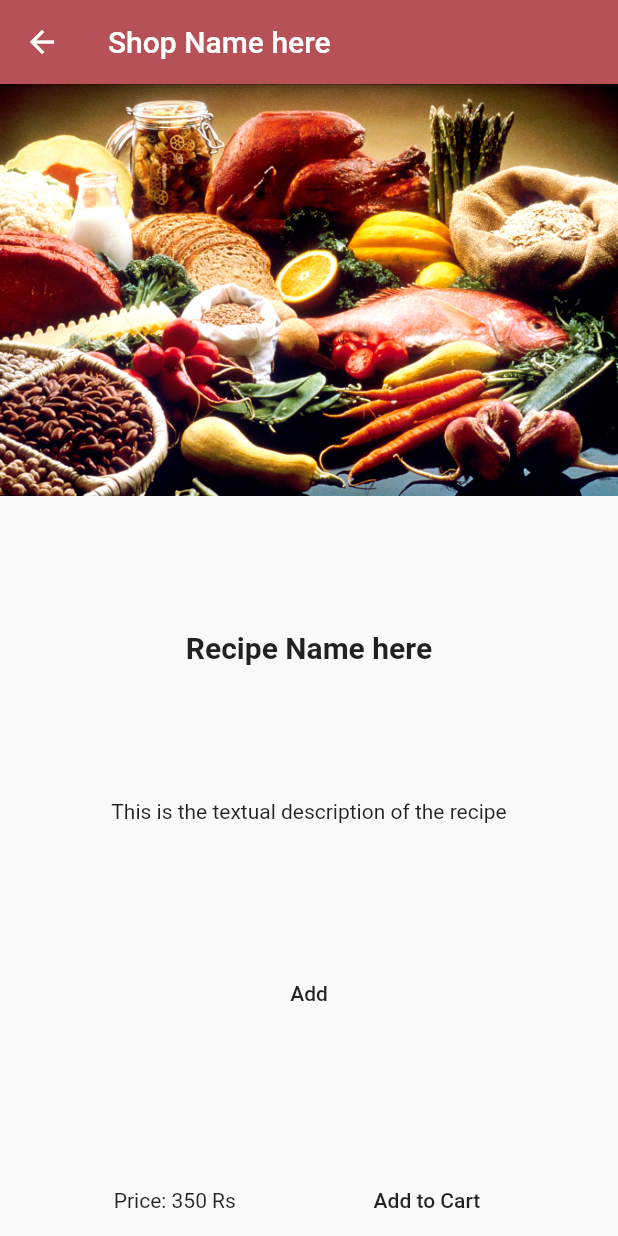
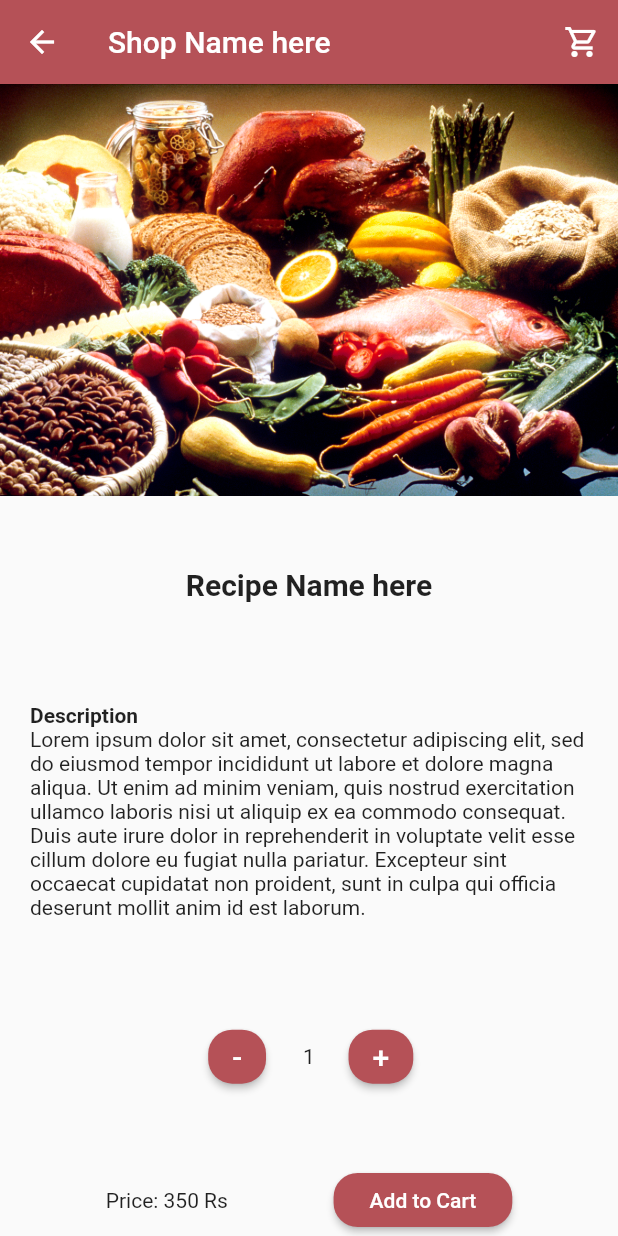
Before and after one commit to Zohaib1397/homenom, a Flutter app: the OrderScreen screen opened by its route, on a phone screen of 412 x 824 dp. Run offline on Flutter 3.47's test engine with Material 2 defaults, Android fonts, the phone set to English and light mode, and no system bars; our stand-ins replace cloud_firestore, firebase_auth, firebase_core, pinput; accounts and stored records are empty.

Commit message:
Order Screen completed

```diff
--- a/lib/constants/constants.dart
+++ b/lib/constants/constants.dart
@@ -15,3 +15,5 @@ final kInputFieldDecoration = InputDecoration(
 const kAppBackgroundColor = const Color(0xFFB55157);
 const kDefaultBorderRadius = 16.0;
 const kRatingStarIconSize = 10.0;
+
+const loremText = "Lorem ipsum dolor sit amet, consectetur adipiscing elit, sed do eiusmod tempor incididunt ut labore et dolore magna aliqua. Ut enim ad minim veniam, quis nostrud exercitation ullamco laboris nisi ut aliquip ex ea commodo consequat. Duis aute irure dolor in reprehenderit in voluptate velit esse cillum dolore eu fugiat nulla pariatur. Excepteur sint occaecat cupidatat non proident, sunt in culpa qui officia deserunt mollit anim id est laborum.";
--- a/lib/main.dart
+++ b/lib/main.dart
@@ -33,7 +33,7 @@ class MyApp extends StatelessWidget {
   Widget build(BuildContext context) {
     return MaterialApp(
       debugShowCheckedModeBanner: false,
-      initialRoute: OrderScreen.id,
+      initialRoute: AuthenticationStatus.id,
       routes: {
         OrderScreen.id: (context) => const OrderScreen(),
         RecipeScreen.id: (context) => const RecipeScreen(),
--- a/lib/screens/order_screen.dart
+++ b/lib/screens/order_screen.dart
@@ -2,11 +2,19 @@ import 'dart:ui';
 
 import 'package:flutter/material.dart';
 import 'package:homenom/constants/constants.dart';
+import 'package:homenom/screens/cart_screen.dart';
 
-class OrderScreen extends StatelessWidget {
+class OrderScreen extends StatefulWidget {
   const OrderScreen({super.key});
 
   static const String id = "Order_Screen";
+
+  @override
+  State<OrderScreen> createState() => _OrderScreenState();
+}
+
+class _OrderScreenState extends State<OrderScreen> {
+  int numberOfItems = 1;
 
   @override
   Widget build(BuildContext context) {
@@ -14,6 +22,13 @@ class OrderScreen extends StatelessWidget {
       appBar: AppBar(
         backgroundColor: kAppBackgroundColor,
         title: Text("Shop Name here"),
+        actions: [
+          IconButton(
+              icon: Icon(Icons.shopping_cart_outlined),
+              color: Colors.white,
+              onPressed: () => Navigator.push(context,
+                  MaterialPageRoute(builder: (context) => const CartScreen())))
+        ],
       ),
       body: SafeArea(
         child: Column(
@@ -36,22 +51,60 @@ class OrderScreen extends StatelessWidget {
                       fontSize: 20,
                     ),
                   ),
-                  Text(
-                    "This is the textual description of the recipe",
+                  Padding(
+                    padding: const EdgeInsets.all(20.0),
+                    child: Column(
+                      crossAxisAlignment: CrossAxisAlignment.start,
+                      children: [
+                        Text(
+                          "Description",
+                          textAlign: TextAlign.justify,
+                          style: const TextStyle(fontWeight: FontWeight.bold),
+                        ),
+                        Text(loremText),
+                      ],
+                    ),
                   ),
-                  MaterialButton(
-                    onPressed: (){},
-                    child: Text("Add"),
+                  Row(
+                    mainAxisAlignment: MainAxisAlignment.center,
+                    children: [
+                      customOrderCounter(
+                          onDecrement: () {
+                            setState(() {
+                              if (numberOfItems != 1) {
+                                numberOfItems -= 1;
+                              }
+                            });
+                          },
+                          onIncrement: () {
+                            setState(() {
+                              numberOfItems += 1;
+                            });
+                          },
+                          orderCount: numberOfItems),
+                    ],
                   ),
                 ],
               ),
             ),
-
             Row(
               mainAxisAlignment: MainAxisAlignment.spaceEvenly,
               children: [
                 Text("Price: 350 Rs"),
-                MaterialButton(onPressed: (){}, child: Text("Add to Cart"),)
+                MaterialButton(
+                  shape: RoundedRectangleBorder(
+                      borderRadius:
+                          BorderRadius.circular(kDefaultBorderRadius)),
+                  color: kAppBackgroundColor,
+                  onPressed: () {},
+                  child: const Padding(
+                    padding: EdgeInsets.all(8.0),
+                    child: Text(
+                      "Add to Cart",
+                      style: TextStyle(color: Colors.white),
+                    ),
+                  ),
+                )
               ],
             ),
           ],
@@ -60,3 +113,45 @@ class OrderScreen extends StatelessWidget {
     );
   }
 }
+
+Widget customOrderCounter({
+  required int orderCount,
+  required Function() onDecrement,
+  required Function() onIncrement,
+}) {
+  return SizedBox(
+    child: Row(
+      children: [
+        MaterialButton(
+          shape: RoundedRectangleBorder(
+              borderRadius: BorderRadius.circular(kDefaultBorderRadius)),
+          onPressed: onDecrement,
+          minWidth: 10,
+          color: kAppBackgroundColor,
+          child: const Text(
+            "-",
+            style: TextStyle(color: Colors.white, fontSize: 20),
+          ),
+        ),
+        const SizedBox(
+          width: 20,
+        ),
+        Text("$orderCount"),
+        const SizedBox(
+          width: 20,
+        ),
+        MaterialButton(
+          shape: RoundedRectangleBorder(
+              borderRadius: BorderRadius.circular(kDefaultBorderRadius)),
+          onPressed: onIncrement,
+          minWidth: 10,
+          color: kAppBackgroundColor,
+          child: const Text(
+            "+",
+            style: TextStyle(color: Colors.white, fontSize: 20),
+          ),
+        ),
+      ],
+    ),
+  );
+}
--- a/lib/screens/recipe_screen.dart
+++ b/lib/screens/recipe_screen.dart
@@ -1,5 +1,6 @@
 import 'package:flutter/material.dart';
 import 'package:homenom/constants/constants.dart';
+import 'package:homenom/screens/order_screen.dart';
 import 'package:homenom/screens/widgets/recipe_card.dart';
 
 class RecipeScreen extends StatelessWidget {
@@ -65,7 +66,9 @@ class RecipeScreen extends StatelessWidget {
               ),
             ),
           ),
-          RecipeCard(onPressed: (){}),
+          RecipeCard(onPressed: (){
+            Navigator.push(context, MaterialPageRoute(builder: (context)=> const OrderScreen()));
+          }),
         ],
       ),
     );
```
